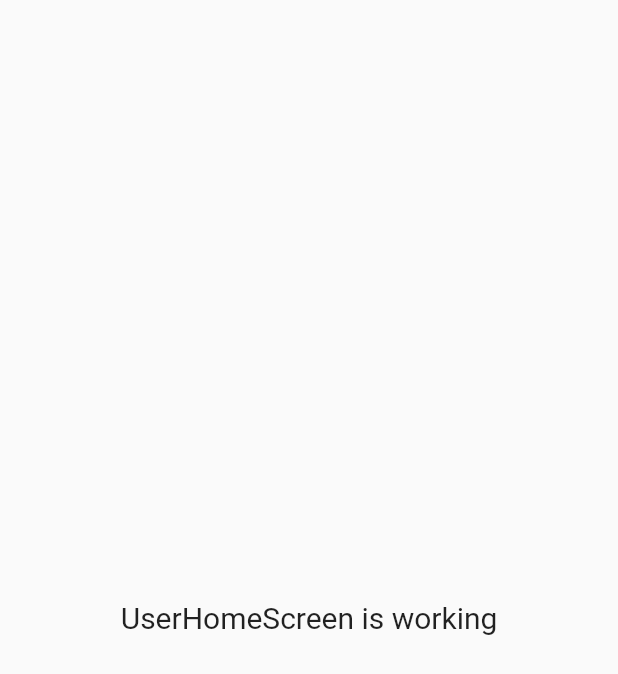
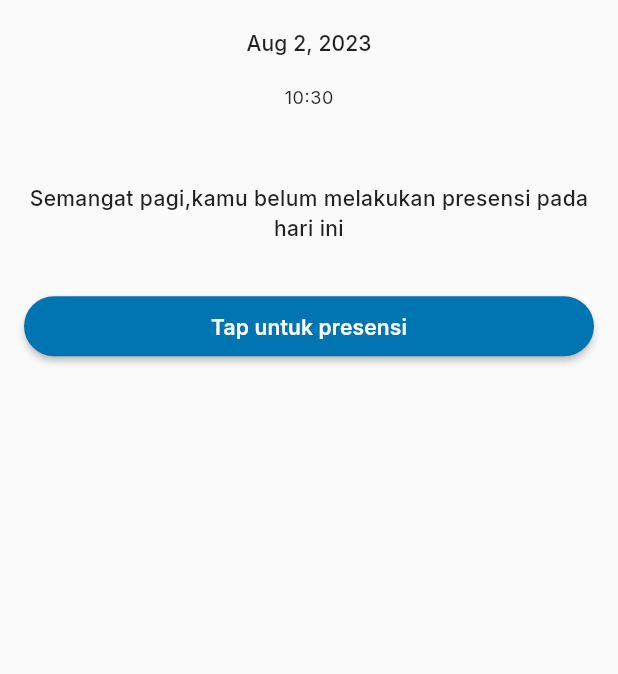
Before and after one commit to Proyek-TI/sbakusara_presence_app, a Flutter app: the UserHomeScreen screen opened by its route, on a phone screen of 412 x 824 dp. Shown: the top 674 px of the screen. Run offline on Flutter 3.47's test engine with Material 2 defaults, Android fonts, the phone set to English and light mode, and no system bars; our stand-ins replace dio, get, google_fonts, google_nav_bar, shared_preferences; missing offline and left inert: iconify_flutter; accounts and stored records are empty; statements that could not run were skipped.

Commit message:
add: slicing default home screen

```diff
--- a/lib/presentation/user_home/user_home_screen.dart
+++ b/lib/presentation/user_home/user_home_screen.dart
@@ -1,18 +1,91 @@
 import 'package:flutter/material.dart';
 
 import 'package:get/get.dart';
+import 'package:intl/intl.dart';
+import 'package:sbakusara_presence_app/domain/core/constants/app_color_styles.dart';
+import 'package:sbakusara_presence_app/domain/core/constants/app_text_styles.dart';
 
 import 'controllers/user_home_controller.dart';
 
 class UserHomeScreen extends GetView<UserHomeController> {
-  const UserHomeScreen({Key? key}) : super(key: key);
+  UserHomeScreen({Key? key}) : super(key: key);
+
+  @override
+  final UserHomeController controller = Get.put(UserHomeController());
+
   @override
   Widget build(BuildContext context) {
-    return const Scaffold(
-      body: Center(
-        child: Text(
-          'UserHomeScreen is working',
-          style: TextStyle(fontSize: 20),
+    return Scaffold(
+      body: SafeArea(
+        bottom: false,
+        child: Padding(
+          padding: const EdgeInsets.symmetric(horizontal: 16),
+          child: Center(
+            child: Column(
+              crossAxisAlignment: CrossAxisAlignment.center,
+              mainAxisAlignment: MainAxisAlignment.start,
+              children: [
+                const SizedBox(
+                  height: 18,
+                ),
+
+                // date
+                Text(
+                  DateFormat.yMMMd().format(
+                    DateTime.now(),
+                  ),
+                  style: AppTextStyle.dateTextStyle,
+                ),
+                const SizedBox(
+                  height: 18,
+                ),
+
+                // clock
+                StreamBuilder(
+                  stream: Stream.periodic(const Duration(seconds: 1)),
+                  builder: (context, snapshot) => Text(
+                    DateFormat.Hm().format(
+                      DateTime.now(),
+                    ),
+                    style: AppTextStyle.clockTextStyle,
+                  ),
+                ),
+
+                SizedBox(
+                  height: Get.height * 0.06,
+                ),
+
+                Text(
+                  'Semangat pagi,kamu belum melakukan presensi pada hari ini',
+                  style: AppTextStyle.subtitleTextStyle
+                      .copyWith(fontWeight: FontWeight.w500),
+                  textAlign: TextAlign.center,
+                ),
+
+                const SizedBox(
+                  height: 36,
+                ),
+
+                SizedBox(
+                  width: Get.width,
+                  height: 40,
+                  child: ElevatedButton(
+                    onPressed: () async {},
+                    style: ElevatedButton.styleFrom(
+                      backgroundColor: AppColorStyle.primary500,
+                      shape: RoundedRectangleBorder(
+                        borderRadius: BorderRadius.circular(100),
+                      ),
+                    ),
+                    child: Text(
+                      'Tap untuk presensi',
+                      style: AppTextStyle.labelTextStyle,
+                    ),
+                  ),
+                ),
+              ],
+            ),
+          ),
         ),
       ),
     );
```
